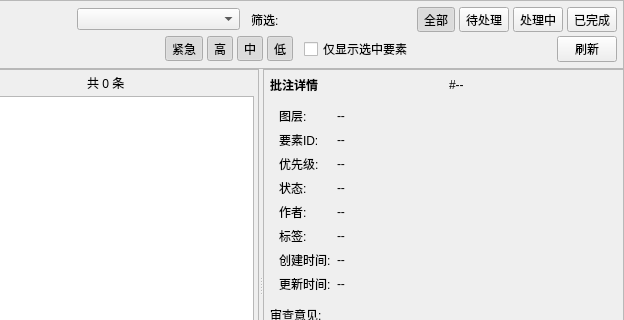
Before: the Qt Designer form gis_review_notes_dockwidget_base.ui in aszmthsfm/gis_review_notes, drawn with Qt 5; both pictures show x 96 to 720 and y 0 to 320 of the 720 by 540 pixel window.
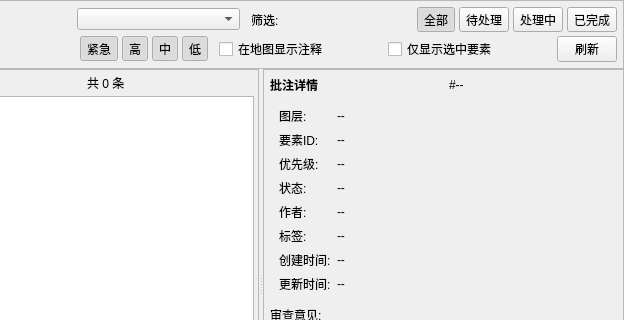
After: the same form once the commit is applied.

Commit message: 加了一个在地图上显示注记的功能，但是不能正常显示

```diff
--- a/gis_review_notes_dockwidget_base.ui
+++ b/gis_review_notes_dockwidget_base.ui
@@ -50,6 +50,7 @@
          <item><widget class="QToolButton" name="toolButton_priMedium"><property name="text"><string>中</string></property><property name="checkable"><bool>true</bool></property><property name="checked"><bool>true</bool></property></widget></item>
          <item><widget class="QToolButton" name="toolButton_priLow"><property name="text"><string>低</string></property><property name="checkable"><bool>true</bool></property><property name="checked"><bool>true</bool></property></widget></item>
          <item><spacer name="horizontalSpacer_row2"><property name="orientation"><enum>Qt::Horizontal</enum></property></spacer></item>
+         <item><widget class="QCheckBox" name="checkBox_showLabels"><property name="text"><string>在地图显示注释</string></property></widget></item>
          <item><widget class="QCheckBox" name="checkBox_selectedOnly"><property name="text"><string>仅显示选中要素</string></property></widget></item>
          <item><widget class="QPushButton" name="pushButton_refresh"><property name="text"><string>刷新</string></property><property name="maximumSize"><size><width>60</width><height>16777215</height></size></property></widget></item>
         </layout>
```
The commit also changes 3 other files.
